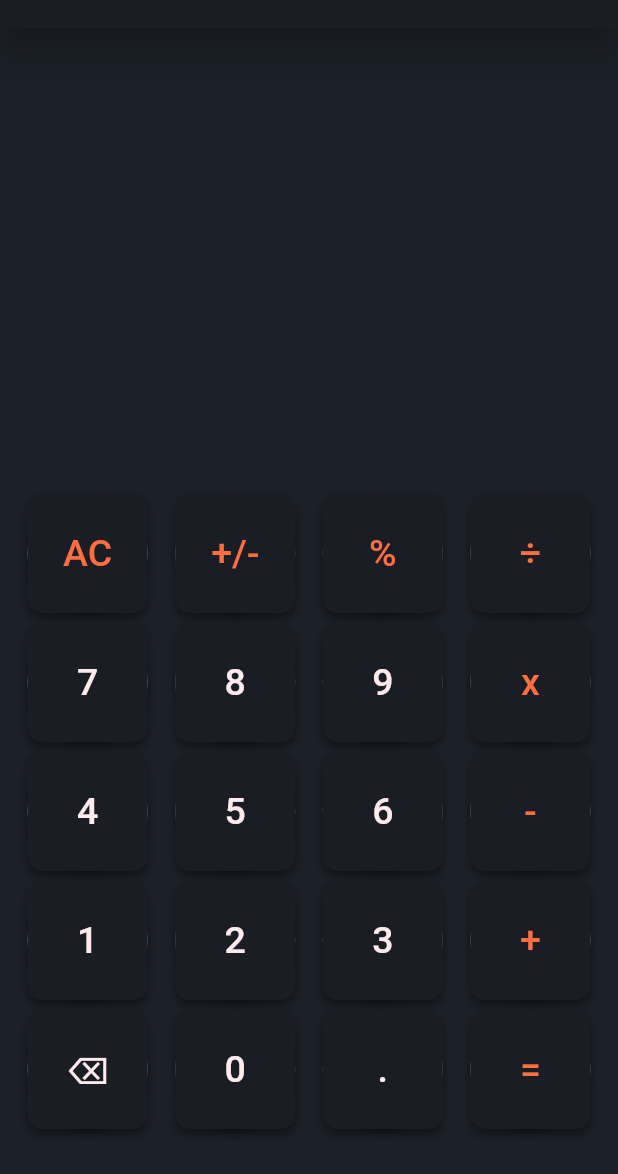
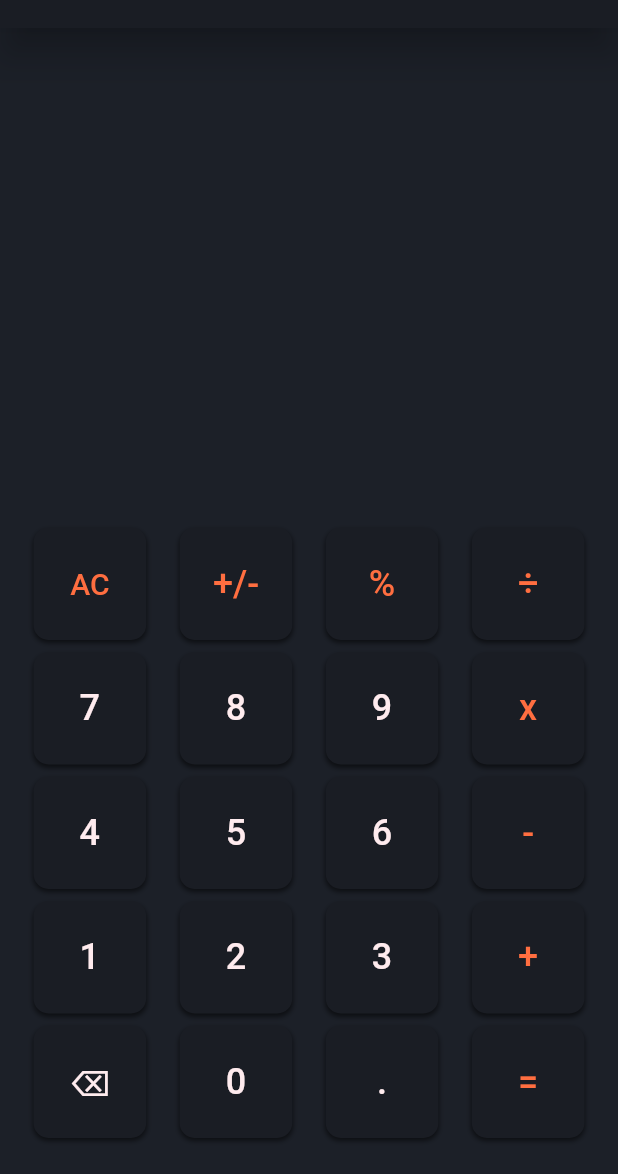
Before and after one commit to AghaDurrezKhan/calculator_app, a Flutter app: the screen it shows after launch, on a phone screen of 412 x 824 dp, the part 62-1236 px from its top. Run offline on Flutter 3.47's test engine with Material 2 defaults, Android fonts, the phone set to English and light mode, and no system bars.

Commit message:
Reorder files and change UI

```diff
--- /dev/null
+++ b/lib/components/buttons.dart
@@ -0,0 +1,47 @@
+import 'package:flutter/material.dart';
+
+class CalculatorButtons extends StatelessWidget {
+  const CalculatorButtons({
+    Key? key,
+    this.text = '',
+    this.textcolor = 0,
+    this.textsize = 0.0,
+  }) : super(key: key);
+
+  final String text;
+  final int textcolor;
+  final double textsize;
+
+  @override
+  Widget build(BuildContext context) {
+    return Container(
+      width: 75,
+      height: 75,
+      decoration: const BoxDecoration(
+        borderRadius: BorderRadius.all(Radius.circular(10)),
+        boxShadow: [
+          BoxShadow(
+              color: Colors.black54, //New
+              blurRadius: 2,
+              offset: Offset(0, 2))
+        ],
+      ),
+      child: Container(
+        decoration: const BoxDecoration(
+            borderRadius: BorderRadius.all(Radius.circular(10)),
+            color: Color.fromARGB(255, 26, 29, 36)),
+        child: MaterialButton(
+          onPressed: () {},
+          child: Text(
+            text,
+            style: TextStyle(
+              fontSize: textsize,
+              color: Color(textcolor),
+            ),
+          ),
+          shape: const CircleBorder(),
+        ),
+      ),
+    );
+  }
+}
--- a/lib/components/buttons/calculator_buttons.dart
+++ /dev/null
@@ -1,53 +0,0 @@
-import 'package:flutter/material.dart';
-
-class CalculatorButtons extends StatelessWidget {
-  const CalculatorButtons({
-    Key? key,
-    this.text = '',
-    this.textcolor = 0,
-    this.textsize = 0.0,
-  }) : super(key: key);
-
-  final String text;
-  final int textcolor;
-  final double textsize;
-
-  @override
-  Widget build(BuildContext context) {
-    return Row(
-      children: [
-        Material(
-          child: Padding(
-            padding: const EdgeInsets.all(0),
-            child: Container(
-              height: 80,
-              width: 80,
-              decoration: BoxDecoration(
-                  boxShadow: const [
-                    BoxShadow(
-                        color: Colors.black38,
-                        offset: Offset(0, 4),
-                        blurRadius: 4)
-                  ],
-                  color: const Color.fromARGB(255, 26, 29, 36),
-                  borderRadius: BorderRadius.circular(10)),
-              child: MaterialButton(
-                onPressed: () {},
-                child: Text(
-                  text,
-                  style: TextStyle(
-                    fontSize: textsize,
-                    color: Color(textcolor),
-                  ),
-                ),
-                shape: const CircleBorder(),
-              ),
-            ),
-          ),
-          elevation: 2,
-          shape: const CircleBorder(),
-        )
-      ],
-    );
-  }
-}
--- /dev/null
+++ b/lib/components/display.dart
@@ -0,0 +1,13 @@
+import 'package:flutter/material.dart';
+
+class Display extends StatelessWidget {
+  const Display({Key? key}) : super(key: key);
+
+  @override
+  Widget build(BuildContext context) {
+    return Container(
+      height: 150,
+      color: const Color.fromARGB(255, 28, 32, 40),
+    );
+  }
+}
--- a/lib/main.dart
+++ b/lib/main.dart
@@ -1,4 +1,4 @@
-import 'package:calculator_app/components/display/calculator_display.dart';
+import 'package:calculator_app/pages/home.dart';
 import 'package:flutter/material.dart';
 
 void main() {
--- a/lib/components/display/calculator_display.dart
+++ b/lib/pages/home.dart
@@ -1,4 +1,5 @@
-import 'package:calculator_app/components/buttons/calculator_buttons.dart';
+import 'package:calculator_app/components/buttons.dart';
+import 'package:calculator_app/components/display.dart';
 import 'package:flutter/material.dart';
 
 class CalculatorDisplay extends StatelessWidget {
@@ -18,88 +19,86 @@ class CalculatorDisplay extends StatelessWidget {
         body: Column(
           mainAxisAlignment: MainAxisAlignment.end,
           children: [
-            const Padding(
-              padding: EdgeInsets.only(left: 200, bottom: 20),
+            const Display(),
+            Row(
+              mainAxisAlignment: MainAxisAlignment.spaceEvenly,
+              children: const [
+                CalculatorButtons(
+                    text: 'AC', textcolor: 0xFFFF6E40, textsize: 20),
+                CalculatorButtons(
+                    text: '+/-', textcolor: 0xFFFF6E40, textsize: 24),
+                CalculatorButtons(
+                    text: '%', textcolor: 0xFFFF6E40, textsize: 24),
+                CalculatorButtons(
+                    text: '÷', textcolor: 0xFFFF6E40, textsize: 24),
+              ],
+            ),
+            const SizedBox(
+              height: 8,
             ),
             Row(
               mainAxisAlignment: MainAxisAlignment.spaceEvenly,
               children: const [
                 CalculatorButtons(
-                    text: 'AC', textcolor: 0xFFFF6E40, textsize: 25),
+                    text: '7', textcolor: 0xFFFFEBEE, textsize: 24),
                 CalculatorButtons(
-                    text: '+/-', textcolor: 0xFFFF6E40, textsize: 25),
+                    text: '8', textcolor: 0xFFFFEBEE, textsize: 24),
                 CalculatorButtons(
-                    text: '%', textcolor: 0xFFFF6E40, textsize: 25),
+                    text: '9', textcolor: 0xFFFFEBEE, textsize: 24),
                 CalculatorButtons(
-                    text: '÷', textcolor: 0xFFFF6E40, textsize: 25),
+                    text: 'x', textcolor: 0xFFFF6E40, textsize: 24),
               ],
             ),
             const SizedBox(
-              height: 6,
+              height: 8,
             ),
             Row(
               mainAxisAlignment: MainAxisAlignment.spaceEvenly,
               children: const [
                 CalculatorButtons(
-                    text: '7', textcolor: 0xFFFFEBEE, textsize: 25),
+                    text: '4', textcolor: 0xFFFFEBEE, textsize: 24),
                 CalculatorButtons(
-                    text: '8', textcolor: 0xFFFFEBEE, textsize: 25),
+                    text: '5', textcolor: 0xFFFFEBEE, textsize: 24),
                 CalculatorButtons(
-                    text: '9', textcolor: 0xFFFFEBEE, textsize: 25),
+                    text: '6', textcolor: 0xFFFFEBEE, textsize: 24),
                 CalculatorButtons(
-                    text: 'x', textcolor: 0xFFFF6E40, textsize: 25),
+                    text: '-', textcolor: 0xFFFF6E40, textsize: 24),
               ],
             ),
             const SizedBox(
-              height: 6,
+              height: 8,
             ),
             Row(
               mainAxisAlignment: MainAxisAlignment.spaceEvenly,
               children: const [
                 CalculatorButtons(
-                    text: '4', textcolor: 0xFFFFEBEE, textsize: 25),
+                    text: '1', textcolor: 0xFFFFEBEE, textsize: 24),
                 CalculatorButtons(
-                    text: '5', textcolor: 0xFFFFEBEE, textsize: 25),
+                    text: '2', textcolor: 0xFFFFEBEE, textsize: 24),
                 CalculatorButtons(
-                    text: '6', textcolor: 0xFFFFEBEE, textsize: 25),
+                    text: '3', textcolor: 0xFFFFEBEE, textsize: 24),
                 CalculatorButtons(
-                    text: '-', textcolor: 0xFFFF6E40, textsize: 25),
+                    text: '+', textcolor: 0xFFFF6E40, textsize: 24),
               ],
             ),
             const SizedBox(
-              height: 6,
+              height: 8,
             ),
             Row(
               mainAxisAlignment: MainAxisAlignment.spaceEvenly,
               children: const [
                 CalculatorButtons(
-                    text: '1', textcolor: 0xFFFFEBEE, textsize: 25),
+                    text: '⌫', textcolor: 0xFFFFEBEE, textsize: 24),
                 CalculatorButtons(
-                    text: '2', textcolor: 0xFFFFEBEE, textsize: 25),
+                    text: '0', textcolor: 0xFFFFEBEE, textsize: 24),
                 CalculatorButtons(
-                    text: '3', textcolor: 0xFFFFEBEE, textsize: 25),
+                    text: '.', textcolor: 0xFFFFEBEE, textsize: 24),
                 CalculatorButtons(
-                    text: '+', textcolor: 0xFFFF6E40, textsize: 25),
+                    text: '=', textcolor: 0xFFFF6E40, textsize: 24),
               ],
             ),
             const SizedBox(
-              height: 6,
-            ),
-            Row(
-              mainAxisAlignment: MainAxisAlignment.spaceEvenly,
-              children: const [
-                CalculatorButtons(
-                    text: '⌫', textcolor: 0xFFFFEBEE, textsize: 25),
-                CalculatorButtons(
-                    text: '0', textcolor: 0xFFFFEBEE, textsize: 25),
-                CalculatorButtons(
-                    text: '.', textcolor: 0xFFFFEBEE, textsize: 25),
-                CalculatorButtons(
-                    text: '=', textcolor: 0xFFFF6E40, textsize: 25),
-              ],
-            ),
-            const SizedBox(
-              height: 30,
+              height: 24,
             )
           ],
         ));
```
